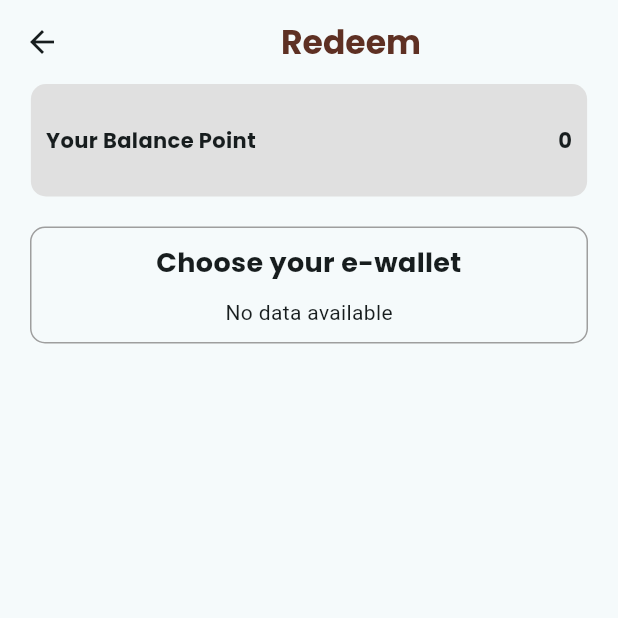
After one commit to DejanPutraPratama/final_project_group4, a Flutter app: the HomePage screen opened directly, after a tap on "Go to Redeem Page", on a phone screen of 412 x 824 dp, the top half of it. The commit adds this screen. Run offline on Flutter 3.47's test engine with Material 3 defaults, Android fonts, the phone set to English and light mode, and no system bars; our stand-ins replace cloud_firestore, firebase_auth, firebase_core, flutter_native_splash, google_fonts; accounts and stored records are empty.

Commit message:
redeem page kelar ud bs msk firebase
tinggal pengurangan poin gw msh blm kepikiran

```diff
--- a/lib/auth/auth_service.dart
+++ b/lib/auth/auth_service.dart
@@ -1,4 +1,5 @@
 import 'dart:developer';
+import 'package:flutter/material.dart';
 import 'package:firebase_auth/firebase_auth.dart';
 
 class AuthService {
@@ -37,4 +38,14 @@ class AuthService {
       log("Something went wrong");
     }
   }
+
+  Future<String?> getCurrentUserId() async {
+    try {
+      User? user = _auth.currentUser;
+      return user?.uid;
+    } catch (e) {
+      log("Error dengan user ID: $e");
+      return null;
+    }
+  }
 }
--- a/lib/main.dart
+++ b/lib/main.dart
@@ -2,12 +2,14 @@ import 'package:flutter/material.dart';
 import 'package:final_project_group4/firebase_options.dart';
 import 'package:firebase_core/firebase_core.dart';
 import 'package:final_project_group4/page/splashScreen.dart';
+import 'package:final_project_group4/seeder/ewallet_seeder.dart';
 import 'package:flutter_native_splash/flutter_native_splash.dart';
 
 
 void main() async {
   WidgetsFlutterBinding.ensureInitialized();
   await Firebase.initializeApp(options: DefaultFirebaseOptions.currentPlatform);
+  // seedEWalletData(); //untuk seeding ewallet doang
   runApp(const MyApp());
 }
 
@@ -21,7 +23,7 @@ class MyApp extends StatelessWidget {
       debugShowCheckedModeBanner: false,
       title: 'Storbage',
       theme: ThemeData(
-        colorScheme: ColorScheme.fromSeed(seedColor: Colors.deepPurple),
+        colorScheme: ColorScheme.fromSeed(seedColor: Colors.white),
         useMaterial3: true,
       ),
       home: const SplashScreen(),
--- a/lib/page/homepage.dart
+++ b/lib/page/homepage.dart
@@ -0,0 +1,48 @@
+import 'package:flutter/material.dart';
+import 'package:final_project_group4/auth/auth_service.dart';
+import 'redeem/redeem.dart';
+
+class HomePage extends StatelessWidget {
+  final AuthService _auth = AuthService();
+
+  @override
+  Widget build(BuildContext context) {
+    return Scaffold(
+      appBar: AppBar(
+        title: Text('Home'),
+      ),
+      body: FutureBuilder<String?>(
+        future: _auth.getCurrentUserId(),
+        builder: (context, snapshot) {
+          if (snapshot.connectionState == ConnectionState.waiting) {
+            return Center(child: CircularProgressIndicator());
+          }
+          if (snapshot.hasError) {
+            return Center(child: Text('Error: ${snapshot.error}'));
+          }
+          String userId = snapshot.data ?? 'No ID';
+          return Center(
+            child: Column(
+              mainAxisAlignment: MainAxisAlignment.center,
+              children: [
+                Text(
+                  'Welcome to Home, UserID: $userId',
+                  style: TextStyle(fontSize: 24),
+                ),
+                ElevatedButton(
+                  onPressed: () {
+                    Navigator.push(
+                      context,
+                      MaterialPageRoute(builder: (context) => RedeemPage(userId: userId)),
+                    );
+                  },
+                  child: Text('Go to Redeem Page'),
+                ),
+              ],
+            ),
+          );
+        },
+      ),
+    );
+  }
+}
--- /dev/null
+++ b/lib/page/redeem/redeem.dart
@@ -0,0 +1,181 @@
+import 'package:flutter/material.dart';
+import 'package:google_fonts/google_fonts.dart';
+import 'package:cloud_firestore/cloud_firestore.dart';
+import 'package:final_project_group4/model/ewalletmodel.dart';
+import 'package:final_project_group4/services/UserPointService.dart';
+import 'redeempayment.dart';
+
+class RedeemPage extends StatefulWidget {
+  final String userId;
+
+  const RedeemPage({super.key, required this.userId});
+
+  @override
+  _RedeemPageState createState() => _RedeemPageState();
+}
+
+class _RedeemPageState extends State<RedeemPage> {
+  int _userPoints = 0;
+  final UserPointsService _userPointsService = UserPointsService();
+
+  @override
+  void initState() {
+    super.initState();
+    _loadUserPoints();
+  }
+
+  Future<void> _loadUserPoints() async {
+    int points = await _userPointsService.getUserPoints(widget.userId);
+    setState(() {
+      _userPoints = points;
+    });
+  }
+
+  @override
+  Widget build(BuildContext context) {
+    double deviceWidth = MediaQuery.of(context).size.width;
+
+    return Scaffold(
+      appBar: AppBar(
+        title: Center(
+          child: Text(
+            'Redeem',
+            style: GoogleFonts.poppins(
+              textStyle: const TextStyle(
+                fontWeight: FontWeight.bold,
+                color: Color(0xFF5E3023),
+              ),
+            ),
+          ),
+        ),
+      ),
+      body: SingleChildScrollView(
+        child: Column(
+          crossAxisAlignment: CrossAxisAlignment.stretch,
+          children: [
+            Center(
+              child: greyBox(
+                deviceWidth * 0.9,
+                75,
+                Row(
+                  mainAxisAlignment: MainAxisAlignment.spaceBetween,
+                  children: [
+                    Text(
+                      "Your Balance Point",
+                      style: GoogleFonts.poppins(
+                        textStyle: const TextStyle(
+                          fontWeight: FontWeight.bold,
+                        ),
+                      ),
+                    ),
+                    Text(
+                      _userPoints.toString(),
+                      style: GoogleFonts.poppins(
+                        textStyle: const TextStyle(
+                          fontWeight: FontWeight.bold,
+                        ),
+                      ),
+                    ),
+                  ],
+                ),
+              ),
+            ),
+            const SizedBox(height: 20),
+            Container(
+              width: deviceWidth * 0.9,
+              margin: const EdgeInsets.symmetric(horizontal: 20),
+              padding: const EdgeInsets.all(10),
+              decoration: BoxDecoration(
+                border: Border.all(color: Colors.grey),
+                borderRadius: BorderRadius.circular(10),
+              ),
+              child: Column(
+                mainAxisSize: MainAxisSize.min,
+                crossAxisAlignment: CrossAxisAlignment.stretch,
+                children: [
+                  Text(
+                    'Choose your e-wallet',
+                    style: GoogleFonts.poppins(
+                      textStyle: const TextStyle(
+                        fontSize: 18,
+                        fontWeight: FontWeight.bold,
+                      ),
+                    ),
+                    textAlign: TextAlign.center,
+                  ),
+                  SizedBox(height: 10),
+                  StreamBuilder<QuerySnapshot>(
+                    stream: FirebaseFirestore.instance.collection('ewallets').snapshots(),
+                    builder: (context, snapshot) {
+                      if (snapshot.connectionState == ConnectionState.waiting) {
+                        return const Center(child: CircularProgressIndicator());
+                      }
+                      if (!snapshot.hasData || snapshot.data!.docs.isEmpty) {
+                        return const Center(child: Text("No data available"));
+                      }
+
+                      var ewallets = snapshot.data!.docs.map((doc) {
+                        return EWallet.fromMap(doc.data() as Map<String, dynamic>);
+                      }).toList();
+
+                      return ListView.builder(
+                        shrinkWrap: true,
+                        itemCount: ewallets.length,
+                        itemBuilder: (context, index) {
+                          var ewallet = ewallets[index];
+                          return SizedBox(
+                            height: 100,
+                            child: Center(
+                              child: ListTile(
+                                contentPadding: EdgeInsets.symmetric(horizontal: 10),
+                                leading: Image.network(
+                                  ewallet.imageUrl,
+                                  width: 40,
+                                  height: 40,
+                                ),
+                                title: Text(
+                                  ewallet.name,
+                                  style: GoogleFonts.poppins(
+                                    textStyle: const TextStyle(
+                                      fontSize: 16,
+                                    ),
+                                  ),
+                                ),
+                                trailing: Icon(Icons.arrow_forward),
+                                onTap: () {
+                                  Navigator.push(
+                                    context,
+                                    MaterialPageRoute(
+                                      builder: (context) => RedeemPaymentPage(ewallet: ewallet, userPoints: _userPoints, userId: widget.userId),
+                                    ),
+                                  );
+                                },
+                              ),
+                            ),
+                          );
+                        },
+                      );
+                    },
+                  ),
+                ],
+              ),
+            ),
+          ],
+        ),
+      ),
+    );
+  }
+
+  Widget greyBox(double width, double height, Widget child) {
+    return Container(
+      width: width,
+      height: height,
+      decoration: BoxDecoration(
+        color: Colors.grey[300],
+        borderRadius: BorderRadius.circular(10),
+      ),
+      padding: EdgeInsets.all(10),
+      child: child,
+    );
+  }
+}
--- /dev/null
+++ b/lib/services/UserPointService.dart
@@ -0,0 +1,22 @@
+import 'package:cloud_firestore/cloud_firestore.dart';
+
+class UserPointsService {
+  Future<int> getUserPoints(String userId) async {
+    try {
+      var snapshot = await FirebaseFirestore.instance
+          .collection('points')
+          .where('userId', isEqualTo: userId)
+          .limit(1)
+          .get();
+
+      if (snapshot.docs.isNotEmpty) {
+        return snapshot.docs.first.data()['amount'] ?? 0;
+      } else {
+        return 0;
+      }
+    } catch (e) {
+      print("Error fetching user points: $e");
+      return 0;
+    }
+  }
+}
--- a/pubspec.yaml
+++ b/pubspec.yaml
@@ -39,6 +39,7 @@ dependencies:
   cloud_firestore: ^4.17.4
   firebase_storage: ^11.7.6
   firebase_auth: ^4.19.6
+  google_fonts: ^6.2.1
   image_picker: ^1.1.1
   flutter_native_splash: ^2.4.0
 
```
Also changed, not shown: lib/model/ewalletmodel.dart (+8 -0 lines), lib/page/login.dart (+12 -0 lines), lib/page/redeem/redeempayment.dart (added, +244 -0 lines), lib/page/redeem/redeemsuccess.dart (added, +48 -0 lines), lib/page/redeem/waitingredeem.dart (added, +40 -0 lines), lib/services/DatabaseService.dart (deleted, +0 -12 lines), lib/services/RedeemService.dart (added, +18 -0 lines), pubspec.lock, 1 other file.
